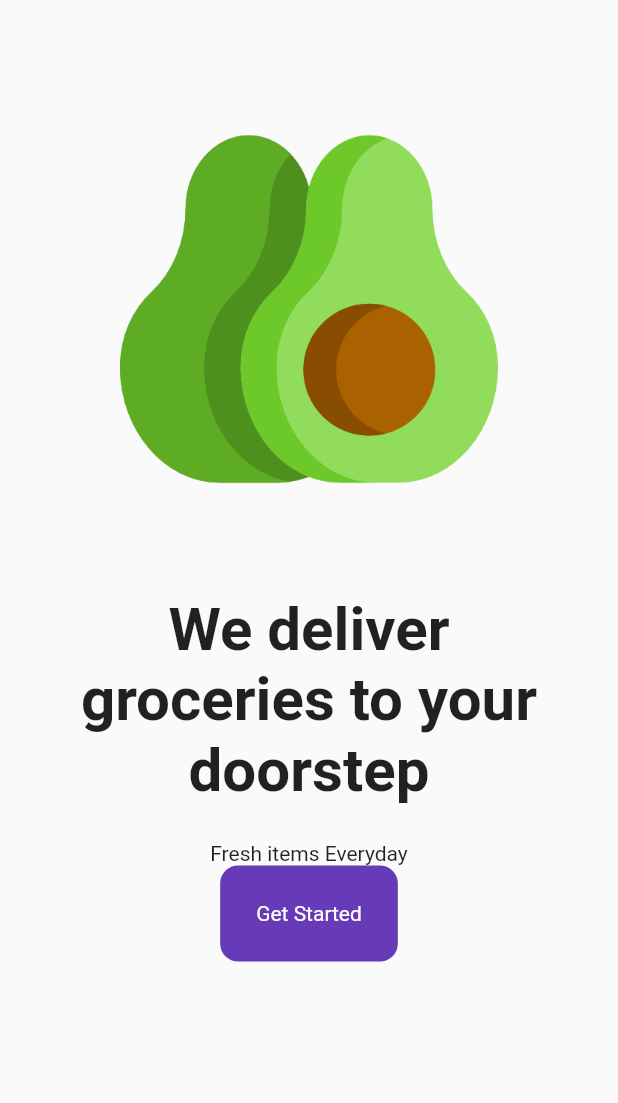
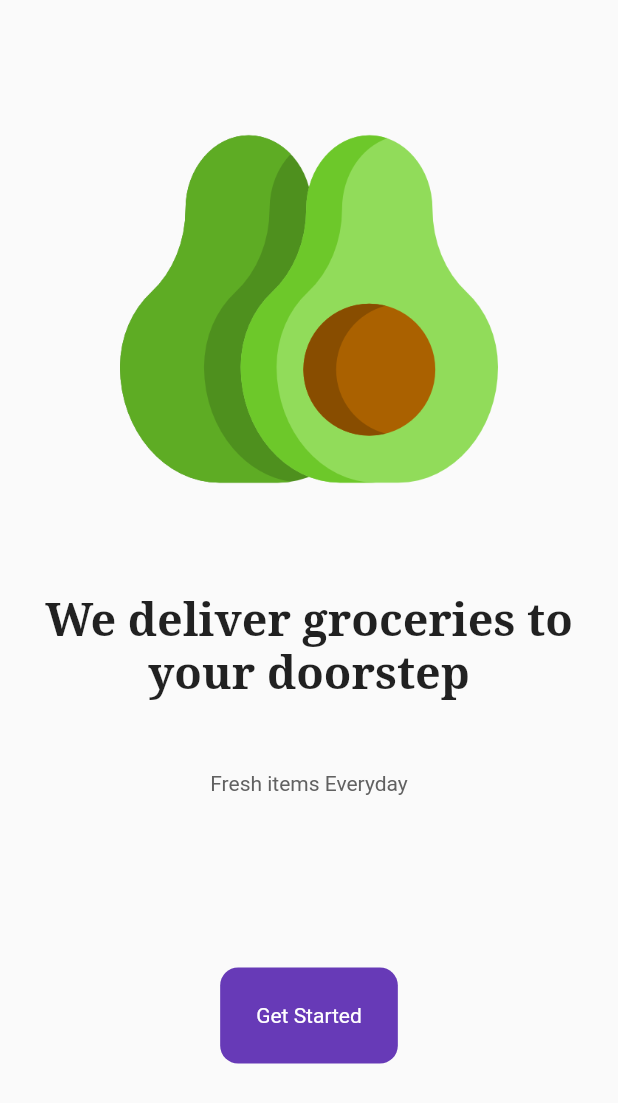
Before and after one commit to Awaizkazi/grocery_app, a Flutter app: the screen it shows after launch, on a phone screen of 412 x 824 dp. Shown: the top 1103 px of the screen. Run offline on Flutter 3.47's test engine with Material 2 defaults, Android fonts, the phone set to English and light mode, and no system bars; our stand-ins replace google_fonts.

```diff
--- a/lib/intro_page.dart
+++ b/lib/intro_page.dart
@@ -1,4 +1,7 @@
 import 'package:flutter/material.dart';
+import 'package:google_fonts/google_fonts.dart';
+
+import 'home_page.dart';
 
 class IntroPage extends StatelessWidget {
   const IntroPage({super.key});
@@ -15,18 +18,37 @@ class IntroPage extends StatelessWidget {
             child: Image.asset('lib/images/avocado.png'),
           ),
           // We Deliver groceries at your doorstep
-          const Padding(
+          Padding(
             padding: EdgeInsets.all(24.0),
             child: Text(
               'We deliver groceries to your doorstep',
-              style: TextStyle(fontSize: 40, fontWeight: FontWeight.bold),
+              style: GoogleFonts.notoSerif(
+                  fontSize: 30, fontWeight: FontWeight.bold),
               textAlign: TextAlign.center,
             ),
           ),
+          SizedBox(
+            height: 24,
+          ),
           // Fresh items everyday
-          const Text('Fresh items Everyday'),
+          Text(
+            'Fresh items Everyday',
+            style: TextStyle(
+              color: Colors.grey[700],
+            ),
+          ),
+          Spacer(),
           // get Started button
-          Container(
+          GestureDetector(
+            onTap: (() => Navigator.pushReplacement(
+                  context,
+                  MaterialPageRoute(
+                    builder: ((context) {
+                      return HomePage();
+                    }),
+                  ),
+                )),
+            child: Container(
               decoration: BoxDecoration(
                 color: Colors.deepPurple,
                 borderRadius: BorderRadius.circular(12),
@@ -39,6 +61,8 @@ class IntroPage extends StatelessWidget {
                 ),
               ),
             ),
+          ),
+          Spacer(),
         ],
       ),
     );
```
Also changed, not shown: lib/home_page.dart (added, +16 -0 lines), pubspec.yaml (+4 -11 lines), pubspec.lock, 1 other file. Lines whose indentation alone changed are shown as unchanged.
